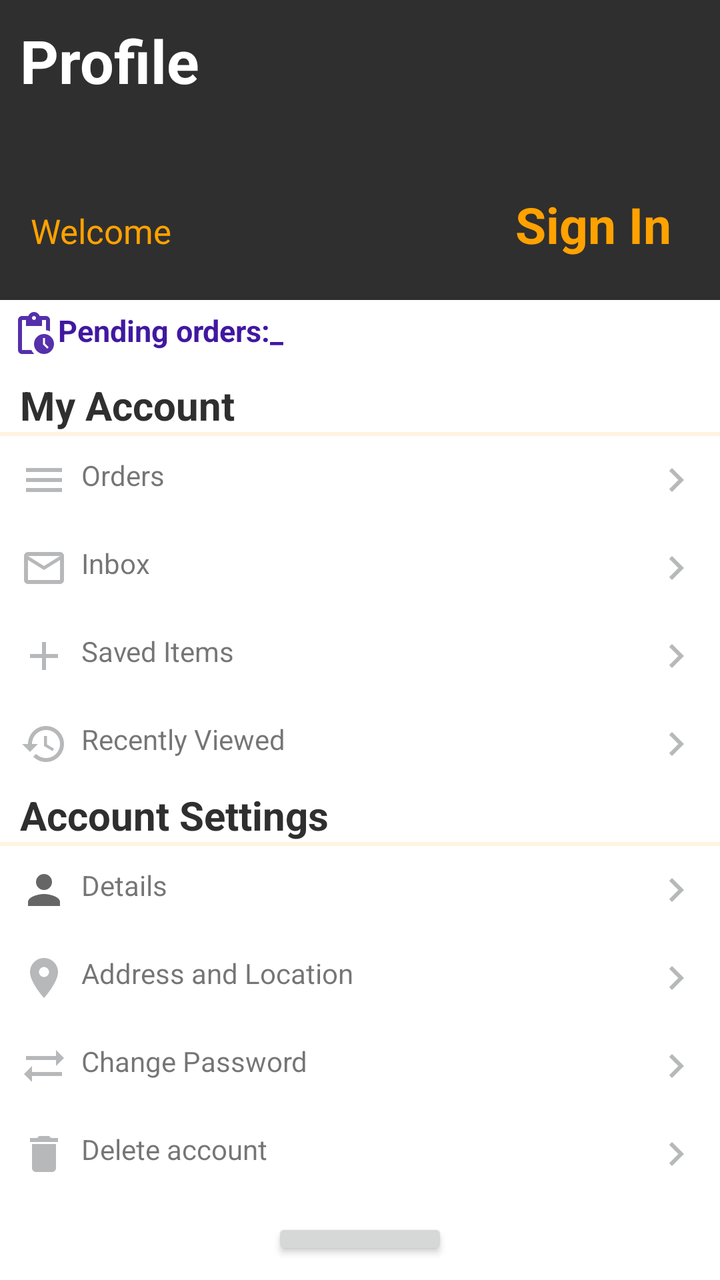
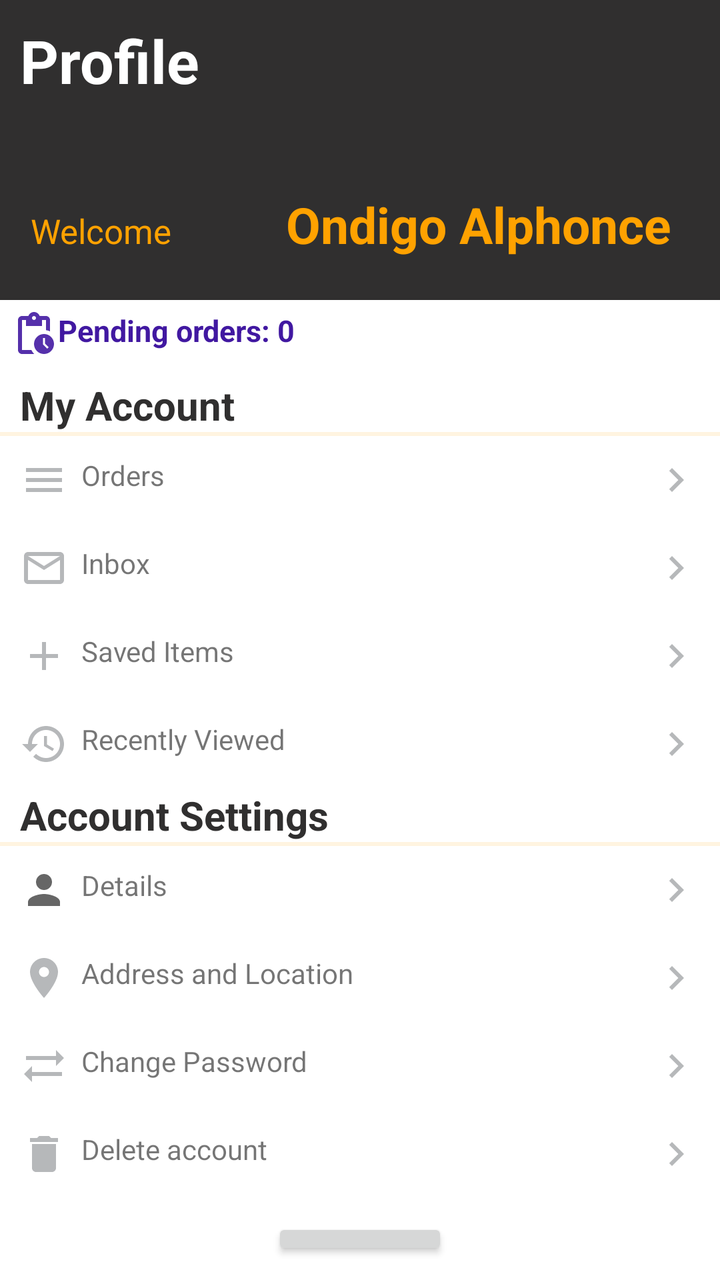

Screens rendered from an Android XML layout before and after an edit, with the pre-edit source and the edit as a unified diff.
<!-- AndroidManifest.xml: application theme Theme.KlikKat -->
<!-- res/layout/fragment_profile.xml -->
<?xml version="1.0" encoding="utf-8"?>
<FrameLayout xmlns:android="http://schemas.android.com/apk/res/android"
    xmlns:tools="http://schemas.android.com/tools"
    android:layout_width="match_parent"
    android:layout_height="match_parent"
    tools:context=".ProfileFragment">

    <LinearLayout
        android:layout_width="match_parent"
        android:layout_height="match_parent"
        android:orientation="vertical">
        <FrameLayout

            android:layout_width="match_parent"
            android:layout_height="150dp"
            android:background="#302f2f">

            <LinearLayout
                android:layout_width="match_parent"
                android:layout_height="match_parent"
                android:orientation="vertical">
                <TextView
                    android:layout_width="wrap_content"
                    android:layout_height="wrap_content"
                    android:text="Profile"
                    android:padding="10dp"
                    android:textStyle="bold"
                    android:textColor="@color/white"
                    android:textSize="30dp"/>

                <LinearLayout
                    android:layout_width="match_parent"
                    android:layout_height="wrap_content"
                    android:orientation="horizontal"
                    android:layout_marginTop="30dp">

                    <TextView
                        android:layout_width="wrap_content"
                        android:layout_height="wrap_content"
                        android:textAlignment="center"
                        android:text="Welcome"
                        android:layout_marginLeft="10dp"
                        android:textSize="17dp"
                        android:textColor="@color/statusBar"
                        android:padding="5dp"/>
                    <TextView
                        android:layout_width="250dp"
                        android:id="@+id/signit"
                        android:layout_height="wrap_content"
                        android:text="Sign In"
                        android:padding="5dp"
                        android:textSize="25dp"
                        android:textStyle="bold"
                        android:textColor="@color/statusBar"
                        android:textAlignment="textEnd"/>
                </LinearLayout>




            </LinearLayout>

                    </FrameLayout>
        <TextView
            android:layout_width="wrap_content"
            android:layout_height="wrap_content"
            android:text="Pending orders:_"
            android:textStyle="bold"
            android:textSize="15dp"
            android:textColor="#4118a1"
            android:layout_margin="5dp"
            android:drawableLeft="@drawable/pendingor"/>


            <LinearLayout
                android:layout_width="match_parent"
                android:layout_height="wrap_content"
                android:orientation="vertical" />


            <TextView
                android:layout_width="match_parent"
                android:layout_height="wrap_content"
                android:textStyle="bold"
                android:textSize="20sp"
                android:layout_marginTop="5dp"
                android:textColor="#302f2f"
                android:text="  My Account"/>
        <View
            android:layout_width="match_parent"
            android:layout_height="2sp"
            android:background="?android:attr/listDivider"
            android:backgroundTint="#fca000"/>

        <TextView
            android:id="@+id/textView9"
            android:layout_width="match_parent"
            android:layout_height="wrap_content"
            android:layout_margin="10dp"
            android:text="  Orders"
            android:drawableRight="@drawable/navigate_next_24"
            android:drawableLeft="@drawable/baseline_menu_24"/>

        <TextView
            android:id="@+id/textView6"
            android:layout_width="match_parent"
            android:layout_height="wrap_content"
            android:layout_margin="10dp"
            android:drawableLeft="@drawable/baseline_mail_outline_24"
            android:drawableRight="@drawable/navigate_next_24"
            android:text="  Inbox" />

        <TextView
            android:id="@+id/textView8"
            android:layout_width="match_parent"
            android:layout_height="wrap_content"
            android:drawableLeft="@drawable/baseline_add_24"
            android:drawableRight="@drawable/navigate_next_24"
            android:layout_margin="10dp"
            android:text="  Saved Items" />

        <TextView
            android:id="@+id/textView7"
            android:layout_width="match_parent"
            android:drawableRight="@drawable/navigate_next_24"
            android:drawableLeft="@drawable/baseline_restore_24"
            android:layout_height="wrap_content"
            android:layout_margin="10dp"
            android:text="  Recently Viewed" />

            <TextView
                android:layout_width="match_parent"
                android:layout_height="wrap_content"
                android:textStyle="bold"
                android:textSize="20sp"
                android:textColor="#302f2f"
                android:text="  Account Settings"/>
        <View
            android:layout_width="match_parent"
            android:layout_height="2sp"
            android:background="?android:attr/listDivider"
            android:backgroundTint="#fca000"/>

        <TextView
            android:id="@+id/textView13"
            android:layout_width="match_parent"
            android:layout_height="wrap_content"
            android:drawableLeft="@drawable/personac"
            android:drawableRight="@drawable/navigate_next_24"
            android:layout_margin="10dp"
            android:text="  Details" />

        <TextView
            android:id="@+id/textView12"
            android:layout_width="match_parent"
            android:layout_height="wrap_content"
            android:drawableLeft="@drawable/baseline_location_on_24"
            android:drawableRight="@drawable/navigate_next_24"
            android:layout_margin="10dp"
            android:text="  Address and Location" />

        <TextView
            android:id="@+id/textView11"
            android:layout_width="match_parent"
            android:layout_height="wrap_content"
            android:drawableLeft="@drawable/baseline_sync_alt_24"
            android:drawableRight="@drawable/navigate_next_24"
            android:layout_margin="10dp"
            android:text="  Change Password" />

        <TextView
            android:id="@+id/textView10"
            android:layout_width="match_parent"
            android:layout_height="wrap_content"
            android:drawableLeft="@drawable/ic_baseline_delete_24"
            android:drawableRight="@drawable/navigate_next_24"
            android:layout_margin="10dp"
            android:text="  Delete account" />

            <Button
                android:layout_width="wrap_content"
                android:layout_height="wrap_content"
                android:layout_gravity="center"
                android:layout_margin="10dp"
                android:text="Log out"/>


    </LinearLayout>



</FrameLayout>
<!-- resources referenced by this layout -->
<resources>
  <color name="statusBar">#ffa200</color>
  <color name="white">#FFFFFFFF</color>
  <!-- drawable baseline_add_24 (drawable) -->
  <vector android:alpha="0.9" android:height="24dp" android:tint="#AEB0B2"
      android:viewportHeight="24" android:viewportWidth="24"
      android:width="24dp" xmlns:android="http://schemas.android.com/apk/res/android">
      <path android:fillColor="@android:color/white" android:pathData="M19,13h-6v6h-2v-6H5v-2h6V5h2v6h6v2z"/>
  </vector>
  <!-- drawable baseline_location_on_24 (drawable) -->
  <vector android:alpha="0.9" android:height="24dp" android:tint="#AEB0B2"
      android:viewportHeight="24" android:viewportWidth="24"
      android:width="24dp" xmlns:android="http://schemas.android.com/apk/res/android">
      <path android:fillColor="@android:color/white" android:pathData="M12,2C8.13,2 5,5.13 5,9c0,5.25 7,13 7,13s7,-7.75 7,-13c0,-3.87 -3.13,-7 -7,-7zM12,11.5c-1.38,0 -2.5,-1.12 -2.5,-2.5s1.12,-2.5 2.5,-2.5 2.5,1.12 2.5,2.5 -1.12,2.5 -2.5,2.5z"/>
  </vector>
  <!-- drawable baseline_mail_outline_24 (drawable) -->
  <vector android:alpha="0.9" android:height="24dp" android:tint="#AEB0B2"
      android:viewportHeight="24" android:viewportWidth="24"
      android:width="24dp" xmlns:android="http://schemas.android.com/apk/res/android">
      <path android:fillColor="@android:color/white" android:pathData="M20,4L4,4c-1.1,0 -1.99,0.9 -1.99,2L2,18c0,1.1 0.9,2 2,2h16c1.1,0 2,-0.9 2,-2L22,6c0,-1.1 -0.9,-2 -2,-2zM20,18L4,18L4,8l8,5 8,-5v10zM12,11L4,6h16l-8,5z"/>
  </vector>
  <!-- drawable baseline_menu_24 (drawable) -->
  <vector android:alpha="0.9" android:height="24dp" android:tint="#AEB0B2"
      android:viewportHeight="24" android:viewportWidth="24"
      android:width="24dp" xmlns:android="http://schemas.android.com/apk/res/android">
      <path android:fillColor="@android:color/white" android:pathData="M3,18h18v-2L3,16v2zM3,13h18v-2L3,11v2zM3,6v2h18L21,6L3,6z"/>
  </vector>
  <!-- drawable baseline_sync_alt_24 (drawable) -->
  <vector android:alpha="0.9" android:height="24dp" android:tint="#AEB0B2"
      android:viewportHeight="24" android:viewportWidth="24"
      android:width="24dp" xmlns:android="http://schemas.android.com/apk/res/android">
      <path android:fillColor="@android:color/white" android:pathData="M22,8l-4,-4v3H3v2h15v3L22,8z"/>
      <path android:fillColor="@android:color/white" android:pathData="M2,16l4,4v-3h15v-2H6v-3L2,16z"/>
  </vector>
  <!-- drawable ic_baseline_delete_24 (drawable) -->
  <vector android:alpha="0.9" android:height="24dp" android:tint="#AEB0B2"
      android:viewportHeight="24" android:viewportWidth="24"
      android:width="24dp" xmlns:android="http://schemas.android.com/apk/res/android">
      <path android:fillColor="@android:color/white" android:pathData="M6,19c0,1.1 0.9,2 2,2h8c1.1,0 2,-0.9 2,-2V7H6v12zM19,4h-3.5l-1,-1h-5l-1,1H5v2h14V4z"/>
  </vector>
  <!-- drawable navigate_next_24 (drawable) -->
  <vector android:alpha="0.9" android:height="24dp" android:tint="#AEB0B2"
      android:viewportHeight="24" android:viewportWidth="24"
      android:width="24dp" xmlns:android="http://schemas.android.com/apk/res/android">
      <path android:fillColor="@android:color/white" android:pathData="M10,6L8.59,7.41 13.17,12l-4.58,4.59L10,18l6,-6z"/>
  </vector>
  <!-- drawable personac (drawable-v24) -->
  <vector xmlns:android="http://schemas.android.com/apk/res/android"
      android:width="24dp"
      android:height="24dp"
      android:viewportWidth="24"
      android:viewportHeight="24"
      android:tint="?attr/colorControlNormal">
    <path
        android:fillColor="@android:color/white"
        android:pathData="M12,12c2.21,0 4,-1.79 4,-4s-1.79,-4 -4,-4 -4,1.79 -4,4 1.79,4 4,4zM12,14c-2.67,0 -8,1.34 -8,4v2h16v-2c0,-2.66 -5.33,-4 -8,-4z"/>
  </vector>
  <color name="black">#FF000000</color>
  <!-- unchanged entries left out for length: 3 -->
</resources>

<!-- the commit's change to res/layout/fragment_profile.xml (unified diff, before → after) -->
@@ -47,7 +47,7 @@
                         android:layout_width="250dp"
                         android:id="@+id/signit"
                         android:layout_height="wrap_content"
-                        android:text="Sign In"
+                        android:text="Ondigo Alphonce"
                         android:padding="5dp"
                         android:textSize="25dp"
                         android:textStyle="bold"
@@ -64,7 +64,7 @@
         <TextView
             android:layout_width="wrap_content"
             android:layout_height="wrap_content"
-            android:text="Pending orders:_"
+            android:text="Pending orders: 0"
             android:textStyle="bold"
             android:textSize="15dp"
             android:textColor="#4118a1"
@@ -148,7 +148,7 @@
             android:drawableLeft="@drawable/personac"
             android:drawableRight="@drawable/navigate_next_24"
             android:layout_margin="10dp"
-            android:text="  Details" />
+            android:text="  Details"/>
 
         <TextView
             android:id="@+id/textView12"
